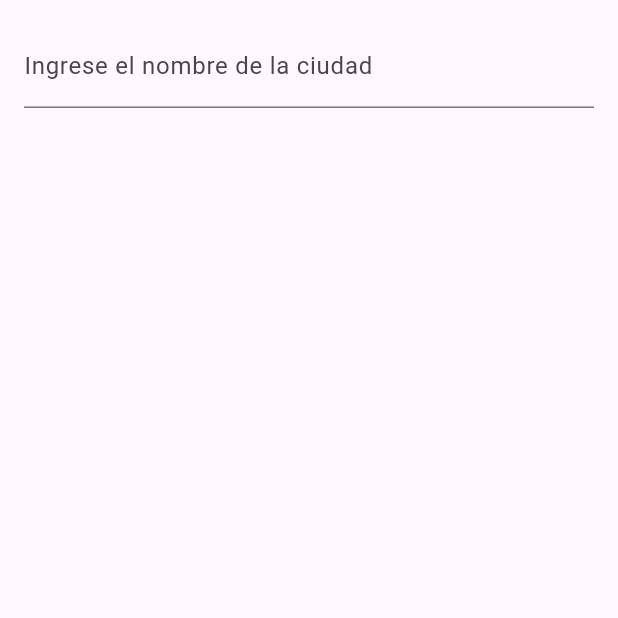
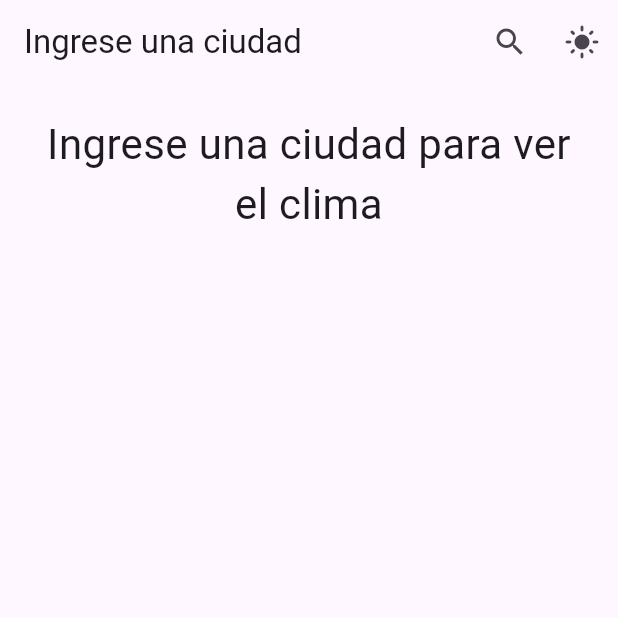
Before and after one commit to gonzaloyacante/weather_app_flutter, a Flutter app: the screen it shows after launch, on a phone screen of 412 x 824 dp, the top half of it. Run offline on Flutter 3.47's test engine with Material 3 defaults, Android fonts, the phone set to English and light mode, and no system bars.

Commit message:
App Bar funcional con Toggle Button Theme y busqueda de ciudades

```diff
--- a/lib/main.dart
+++ b/lib/main.dart
@@ -32,6 +32,8 @@ class _WeatherAppState extends State<WeatherApp> {
     );
 
     return MaterialApp(
+      debugShowCheckedModeBanner: false,
+      title: "Weather App",
       theme: themeData,
       home: const HomeScreen(),
     );
--- a/lib/models/weather_model.dart
+++ b/lib/models/weather_model.dart
@@ -1,13 +1,15 @@
 // lib/models/weather_model.dart
 
 class WeatherModel {
-  final String cityName;
+  final String city;
+  final String country;
   final double temperature;
   final String description;
   final String icon;
 
   WeatherModel({
-    required this.cityName,
+    required this.city,
+    required this.country,
     required this.temperature,
     required this.description,
     required this.icon,
@@ -15,7 +17,8 @@ class WeatherModel {
 
   factory WeatherModel.fromJson(Map<String, dynamic> json) {
     return WeatherModel(
-      cityName: json['location']['name'],
+      city: json['location']['name'],
+      country: json['location']['country'],
       temperature: json['current']['temp_c'].toDouble(),
       description: json['current']['condition']['text'],
       icon: json['current']['condition']['icon'],
--- a/lib/screens/home_screen.dart
+++ b/lib/screens/home_screen.dart
@@ -1,7 +1,7 @@
 import 'package:flutter/material.dart';
 import '../models/weather_model.dart';
 import '../services/weather_service.dart';
-import '../widgets/weather_app_bar.dart';
+import '../widgets/app_bar.dart';
 import '../main.dart'; // Importa el archivo principal para acceder al estado del tema
 
 class HomeScreen extends StatefulWidget {
@@ -12,13 +12,13 @@ class HomeScreen extends StatefulWidget {
 }
 
 class _HomeScreenState extends State<HomeScreen> {
-  final TextEditingController _cityController = TextEditingController();
   WeatherModel? _weather;
   final WeatherService _weatherService = WeatherService();
 
-  void _fetchWeather() async {
+  // Método para obtener el clima basado en la ciudad ingresada
+  void _fetchWeather(String city) async {
     try {
-      final weather = await _weatherService.getWeather(_cityController.text);
+      final weather = await _weatherService.getWeather(city);
       setState(() {
         _weather = weather;
       });
@@ -29,51 +29,50 @@ class _HomeScreenState extends State<HomeScreen> {
     }
   }
 
+  void updateCity(String newCity) {
+    setState(() {
+      _weather = null;
+    });
+    _fetchWeather(newCity);
+  }
+
   @override
   Widget build(BuildContext context) {
     return Scaffold(
-      // appBar: WeatherAppBar(
-      //   cityName: _weather?.cityName ?? "",
-      //   isDarkMode: WeatherApp.of(context)?.isDark ?? false,
-      //   onDarkModeChanged: (isDarkMode) {
-      //     WeatherApp.of(context)?.toggleTheme();
-      //   },
-      // ),
+      appBar: WeatherAppBar(
+        // city: _weather?.city ?? 'Ingrese una ciudad',
+        city: _weather?.city ?? '',
+        country: _weather?.country ?? '',
+        isDarkMode: WeatherApp.of(context)?.isDark ?? false,
+        onDarkModeChanged: (isDarkMode) {
+          WeatherApp.of(context)?.toggleTheme();
+        },
+        onCitySelected: updateCity,
+      ),
       body: Padding(
-        padding: const EdgeInsets.all(16.0),
+        padding: const EdgeInsets.all(20.0),
         child: Column(
           children: [
-            TextField(
-              controller: _cityController,
-              decoration: InputDecoration(
-                labelText: 'Ingrese el nombre de la ciudad',
-                // suffixIcon: IconButton(
-                //   icon: const Icon(Icons.search),
-                //   onPressed: _fetchWeather,
-                // ),
-              ),
-            ),
-            const SizedBox(height: 20),
             if (_weather != null) ...[
-              Text(
-                _weather!.cityName,
-                style:
-                    const TextStyle(fontSize: 24, fontWeight: FontWeight.bold),
-              ),
               Text(
                 '${_weather!.temperature}°C',
                 style:
-                    const TextStyle(fontSize: 48, fontWeight: FontWeight.bold),
+                    const TextStyle(fontSize: 56, fontWeight: FontWeight.bold),
               ),
               Text(
                 _weather!.description,
                 style: const TextStyle(fontSize: 18),
               ),
               Image.network('http:${_weather!.icon}'),
-            ] else if (_cityController.text.isNotEmpty) ...[
-              const Text(
-                'Ingrese una ciudad para ver el clima',
-                style: TextStyle(fontSize: 18, color: Colors.grey),
+            ] else ...[
+              const Center(
+                child: Text(
+                  'Ingrese una ciudad para ver el clima',
+                  textAlign: TextAlign.center,
+                  style: TextStyle(
+                    fontSize: 28,
+                  ),
+                ),
               ),
             ],
           ],
--- a/lib/widgets/weather_app_bar.dart
+++ b/lib/widgets/app_bar.dart
@@ -1,16 +1,20 @@
 import 'package:flutter/material.dart';
-import 'package:flutter/cupertino.dart';
+import './toggle_theme_button.dart';
 
 class WeatherAppBar extends StatefulWidget implements PreferredSizeWidget {
-  final String cityName;
+  final String city;
+  final String country;
   final bool isDarkMode;
   final ValueChanged<bool> onDarkModeChanged;
+  final ValueChanged<String> onCitySelected;
 
   const WeatherAppBar({
     super.key,
-    required this.cityName,
+    required this.city,
+    required this.country,
     required this.isDarkMode,
     required this.onDarkModeChanged,
+    required this.onCitySelected,
   });
 
   @override
@@ -37,8 +41,11 @@ class _WeatherAppBarState extends State<WeatherAppBar> {
 
   @override
   Widget build(BuildContext context) {
+    String cityAndCountry = widget.city.isEmpty
+        ? "Ingrese una ciudad"
+        : "${widget.city}, ${widget.country}";
     return AppBar(
-      title: Text(widget.cityName),
+      title: Text(cityAndCountry),
       actions: [
         IconButton(
           icon: const Icon(Icons.search),
@@ -47,7 +54,7 @@ class _WeatherAppBarState extends State<WeatherAppBar> {
               context: context,
               delegate: CitySearchDelegate(
                 onCitySelected: (city) {
-                  _searchController.text = city;
+                  widget.onCitySelected(city); // Pasa la ciudad seleccionada
                 },
               ),
             );
@@ -55,13 +62,9 @@ class _WeatherAppBarState extends State<WeatherAppBar> {
         ),
         Tooltip(
           message: 'Change brightness mode',
-          child: IconButton(
-            isSelected: widget.isDarkMode,
-            onPressed: () {
-              widget.onDarkModeChanged(!widget.isDarkMode);
-            },
-            icon: const Icon(Icons.wb_sunny_outlined),
-            selectedIcon: const Icon(Icons.brightness_2_outlined),
+          child: ToggleModeButton(
+            isDarkMode: widget.isDarkMode,
+            onDarkModeChanged: widget.onDarkModeChanged,
           ),
         ),
       ],
@@ -78,9 +81,9 @@ class CitySearchDelegate extends SearchDelegate<String> {
   List<Widget>? buildActions(BuildContext context) {
     return [
       IconButton(
-        icon: const Icon(Icons.clear),
+        icon: const Icon(Icons.close),
         onPressed: () {
-          query = '';
+          close(context, '');
         },
       ),
     ];
@@ -89,9 +92,9 @@ class CitySearchDelegate extends SearchDelegate<String> {
   @override
   Widget? buildLeading(BuildContext context) {
     return IconButton(
-      icon: const Icon(Icons.volume_up),
+      icon: const Icon(Icons.delete),
       onPressed: () {
-        close(context, '');
+        query = '';
       },
     );
   }
--- /dev/null
+++ b/lib/widgets/toggle_theme_button.dart
@@ -0,0 +1,48 @@
+import 'package:flutter/material.dart';
+
+class ToggleModeButton extends StatefulWidget {
+  final bool isDarkMode;
+  final ValueChanged<bool> onDarkModeChanged;
+
+  const ToggleModeButton({
+    super.key,
+    required this.isDarkMode,
+    required this.onDarkModeChanged,
+  });
+
+  @override
+  State<ToggleModeButton> createState() => _ToggleModeButtonState();
+}
+
+class _ToggleModeButtonState extends State<ToggleModeButton> {
+  bool _isDarkMode = false;
+
+  @override
+  void initState() {
+    super.initState();
+    _isDarkMode = widget.isDarkMode;
+  }
+
+  @override
+  void didUpdateWidget(covariant ToggleModeButton oldWidget) {
+    super.didUpdateWidget(oldWidget);
+    if (oldWidget.isDarkMode != widget.isDarkMode) {
+      setState(() {
+        _isDarkMode = widget.isDarkMode;
+      });
+    }
+  }
+
+  @override
+  Widget build(BuildContext context) {
+    return IconButton(
+      isSelected: _isDarkMode,
+      onPressed: () {
+        widget.onDarkModeChanged(!_isDarkMode);
+      },
+      icon: Icon(
+        _isDarkMode ? Icons.dark_mode : Icons.light_mode,
+      ),
+    );
+  }
+}
```
